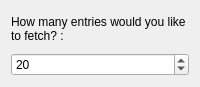
Old version of the form bilbo/entriescountdialogbase.ui in the repository mtux/bilbo.
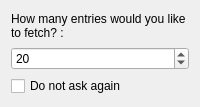
New version of the form. Custom widgets are drawn as their Qt base class.

Commit message: EntriesCountDialog changed to remember selection and hide if user wants. showToolbox action moved to Settings menu.

Patch:
```diff
--- a/bilbo/entriescountdialogbase.ui
+++ b/bilbo/entriescountdialogbase.ui
@@ -1,12 +1,12 @@
 <ui version="4.0" >
  <class>EntriesCountDialogBase</class>
- <widget class="QWidget" name="EntriesCountDialogBase" >
-  <property name="geometry" >
+ <widget class="QWidget" name="EntriesCountDialogBase">
+  <property name="geometry">
    <rect>
     <x>0</x>
     <y>0</y>
     <width>200</width>
-    <height>87</height>
+    <height>107</height>
    </rect>
   </property>
   <layout class="QGridLayout" name="gridLayout" >
@@ -33,6 +33,13 @@
      </property>
     </widget>
    </item>
+   <item row="2" column="0">
+    <widget class="QCheckBox" name="kcfg_remember">
+     <property name="text">
+      <string>Do not ask again</string>
+     </property>
+    </widget>
+   </item>
   </layout>
  </widget>
  <customwidgets>
```
Left out of the diff: 23 changed lines with no effect on the pictures. The commit also changes 8 other files.
